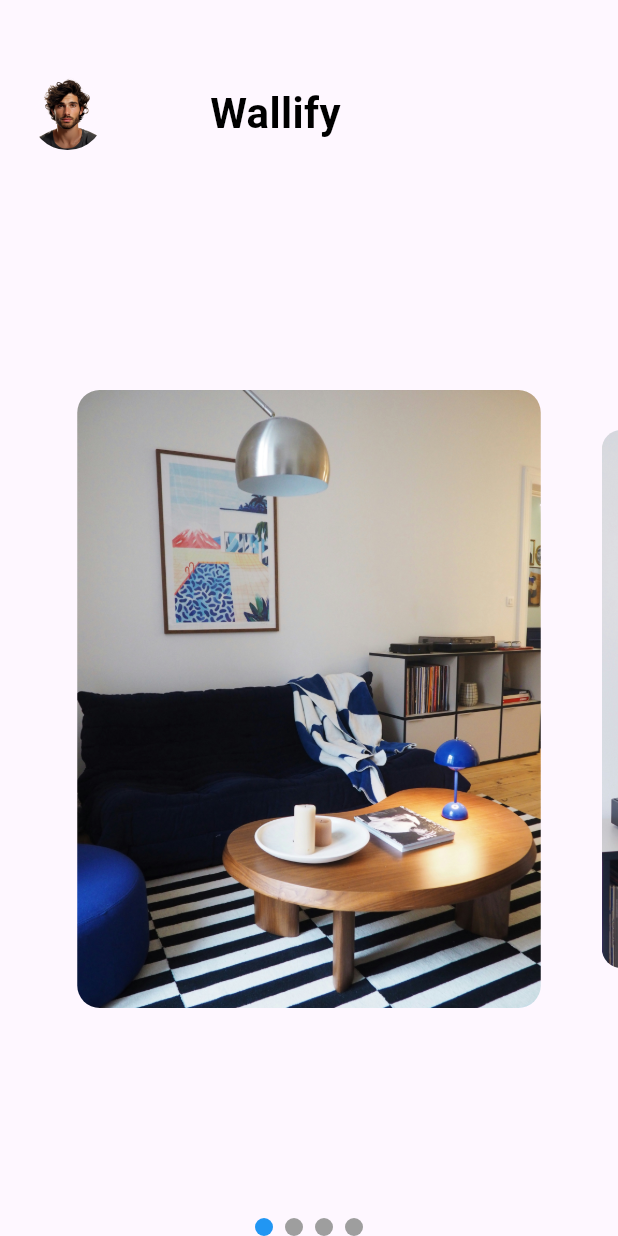
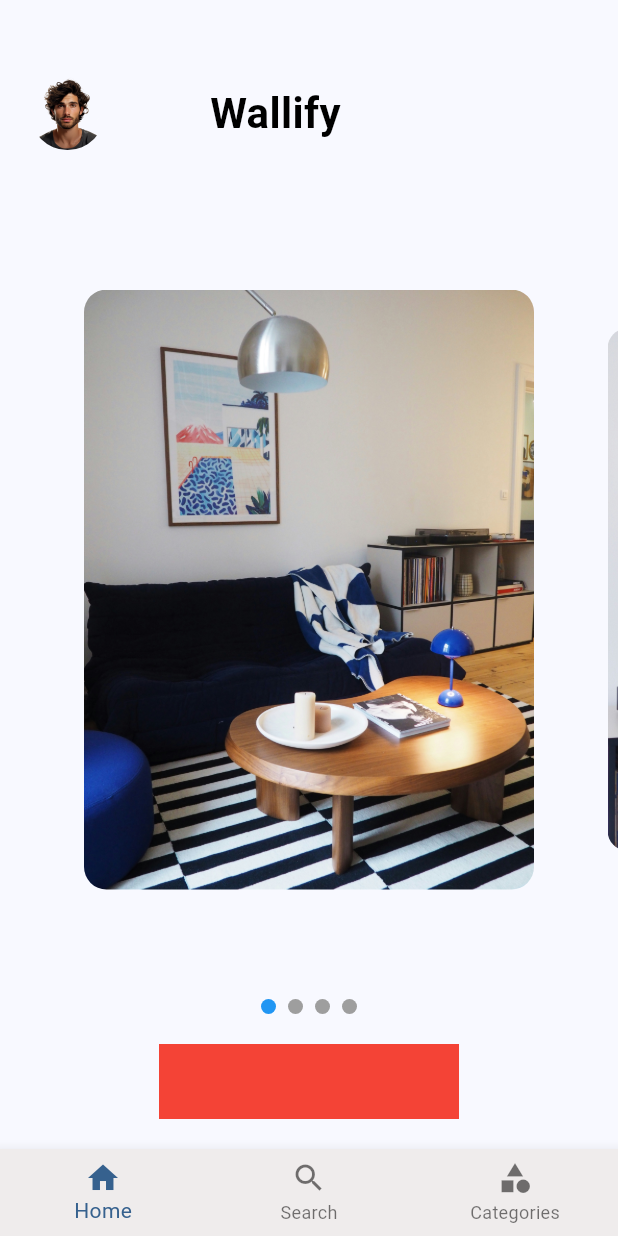
Before and after one commit to kalashkose0/Wallpaper-Complete, a Flutter app: the screen it shows after launch, on a phone screen of 412 x 824 dp. Run offline on Flutter 3.47's test engine with Material 3 defaults, Android fonts, the phone set to English and light mode, and no system bars; drawn by our look-alikes of carousel_slider, smooth_page_indicator.

Commit message:
first commit

```diff
--- /dev/null
+++ b/lib/BottomNavigationBar/BottomNavigationBar.dart
@@ -0,0 +1,61 @@
+import 'package:flutter/foundation.dart';
+import 'package:flutter/material.dart';
+import 'package:wallpaper/Screens/Categories/CategoriesPage.dart';
+import 'package:wallpaper/Screens/Search/SearchPage.dart';
+import 'package:wallpaper/Screens/homePage.dart';
+
+class BottomNavigationScreen extends StatefulWidget {
+  const BottomNavigationScreen({super.key});
+
+  @override
+  State<BottomNavigationScreen> createState() => _BottomNavigationScreenState();
+}
+
+class _BottomNavigationScreenState extends State<BottomNavigationScreen> {
+  int currentIndex = 0;
+
+  // Pages for each tab
+  List<Widget> pages = [
+    HomePage(), // For Home tab
+    SearchPage(),
+    CategoriesPage(), // For Favorites tab
+  ];
+
+  @override
+  Widget build(BuildContext context) {
+    return Scaffold(
+      body: IndexedStack(
+        index: currentIndex,
+        children: pages,
+      ),
+      bottomNavigationBar: BottomNavigationBar(
+        items: [
+          BottomNavigationBarItem(
+            icon: Icon(Icons.home),
+            label: "Home",
+          ),
+          BottomNavigationBarItem(
+            icon: Icon(Icons.search),
+            label: "Search",
+          ),
+          BottomNavigationBarItem(
+            icon: Icon(Icons.category),
+            label: "Categories",
+          ),
+          // BottomNavigationBarItem(
+          //   icon: Icon(Icons.settings),
+          //   label: "Settings",
+          // ),
+        ],
+        type: BottomNavigationBarType.fixed,
+        currentIndex: currentIndex,
+        onTap: (index) {
+          setState(() {
+            currentIndex = index;
+          });
+        },
+        backgroundColor: const Color.fromARGB(255, 239, 236, 236),
+      ),
+    );
+  }
+}
--- a/lib/Screens/homePage.dart
+++ b/lib/Screens/homePage.dart
@@ -12,10 +12,14 @@ class HomePage extends StatefulWidget {
 }
 
 class _HomePageState extends State<HomePage> {
+
   List<String> wallpaperImages = [
     "assets/images/img1.jpg",
+    //
     "assets/images/img2.jpg",
+    //
     "assets/images/img3.jpg",
+    //
     "assets/images/img4.jpg",
   ];
 
@@ -69,11 +73,15 @@ class _HomePageState extends State<HomePage> {
                 );
               },
               options: CarouselOptions(
-                  height: MediaQuery.of(context).size.height * 1 / 2,
+                  // height: MediaQuery.of(context).size.height * 1 / 2,
+                  height: 400,
                   // viewportFraction: 1,
-                  autoPlay: true,
+                  autoPlay: false,
                   enlargeCenterPage: true,
                   onPageChanged: (index, reason) {
+                    // if (reason == CarouselPageChangedReason.manual) {
+                    //   print("User manually swiped to page $index");
+                    // }
                     setState(() {
                       activeIndex = index;
                     });
@@ -88,10 +96,21 @@ class _HomePageState extends State<HomePage> {
               activeIndex: activeIndex,
               count: wallpaperImages.length,
               effect: WormEffect(
-                  dotHeight: 12, dotWidth: 12, activeDotColor: Colors.blue),
-
+                  dotHeight: 10, dotWidth: 10, activeDotColor: Colors.blue),
             ),
-          )
+          ),
+          SizedBox(
+            height: 20,
+          ),
+          Container(
+            height: 50,
+            width: 200,
+            color: Colors.red,
+            // child: Cu,
+          ),
+          SizedBox(
+            height: 20,
+          ),
         ],
       ),
     );
--- a/lib/main.dart
+++ b/lib/main.dart
@@ -1,4 +1,5 @@
 import 'package:flutter/material.dart';
+import 'package:wallpaper/BottomNavigationBar/BottomNavigationBar.dart';
 import 'package:wallpaper/Screens/homePage.dart';
 
 void main() {
@@ -8,17 +9,17 @@ void main() {
 class MyApp extends StatelessWidget {
   const MyApp({super.key});
 
-  // This widget is the root of your application.
   @override
   Widget build(BuildContext context) {
     return MaterialApp(
       debugShowCheckedModeBanner: false,
       title: 'Wallpaper',
       theme: ThemeData(
-        colorScheme: ColorScheme.fromSeed(seedColor: Colors.deepPurple),
+        colorScheme: ColorScheme.fromSeed(seedColor: Colors.blue),
         useMaterial3: true,
       ),
-      home: HomePage(),
+      // home: HomePage(),
+      home: BottomNavigationScreen(),
     );
   }
 }
--- a/pubspec.yaml
+++ b/pubspec.yaml
@@ -30,6 +30,11 @@ environment:
 dependencies:
   flutter:
     sdk: flutter
+  async: ^2.11.0
+  characters: ^1.3.0
+  clock: ^1.1.1
+  collection: ^1.19.0
+  path: ^1.9.0
   carousel_slider: ^5.0.0
   cupertino_icons: ^1.0.8
   smooth_page_indicator: ^1.2.0+3
```
Also changed, not shown: lib/Screens/Categories/CategoriesPage.dart (added, +78 -0 lines), lib/Screens/Search/SearchPage.dart (added, +45 -0 lines), assets/images/city.jpg (added), assets/images/food.jpg (added), assets/images/nature.jpg (added), assets/images/wild.jpg (added), flutter_01.png (added), pubspec.lock.
